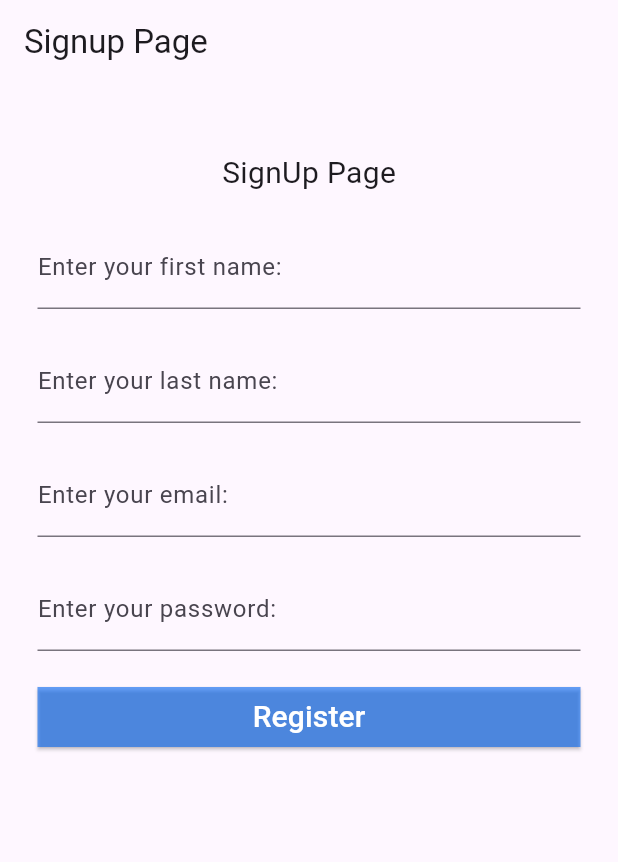
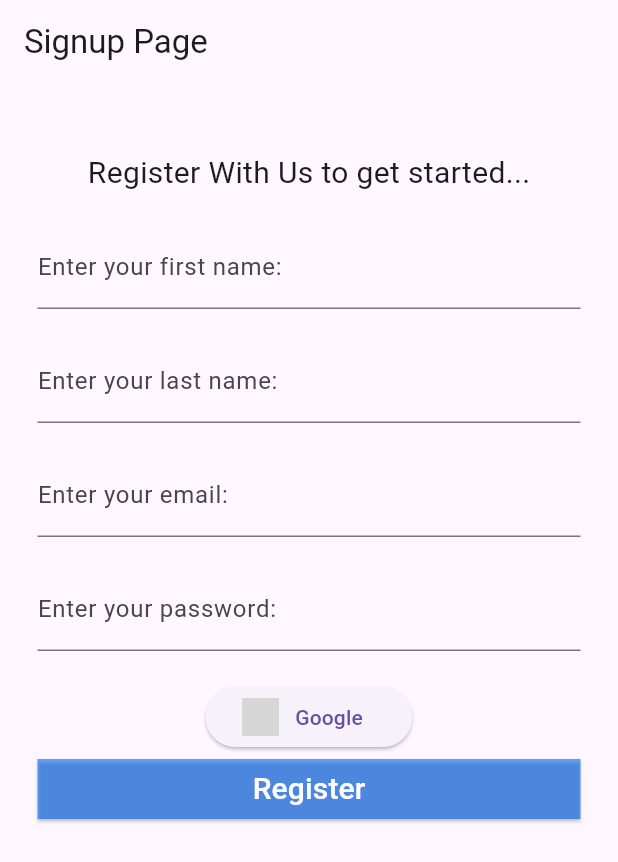
Before and after one commit to Sanidhya-Pundeer/Flutter, a Flutter app: the screen it shows after launch, after a tap on "New user sign up", on a phone screen of 412 x 824 dp. Shown: the top 862 px of the screen. Run offline on Flutter 3.47's test engine with Material 3 defaults, Android fonts, the phone set to English and light mode, and no system bars; network calls fail; grey boxes are pictures that could not be loaded.

Commit message:
google button

```diff
--- a/myapp/lib/main.dart
+++ b/myapp/lib/main.dart
@@ -79,7 +79,7 @@ class SignupPage extends StatelessWidget {
                   SizedBox(height: 20),
                   Center(
                       child: Text(
-                    'SignUp Page',
+                    'Register With Us to get started...',
                     style: TextStyle(fontSize: 20),
                   )),
                   SizedBox(height: 20),
@@ -102,6 +102,18 @@ class SignupPage extends StatelessWidget {
                   SizedBox(height: 20),
                   ElevatedButton(
                       onPressed: () => {},
+                      child: Container(
+                        child: Row(children: [
+                          Image.network(
+                            'https://cdn.iconscout.com/icon/free/png-256/free-google-1772223-1507807.png',
+                            height: 25,
+                          ),
+                          Text('   Google')
+                        ]),
+                        width: 90,
+                      )),
+                  ElevatedButton(
+                      onPressed: () => {},
                       style: ElevatedButton.styleFrom(
                           fixedSize: Size(400, 30),
                           shape: RoundedRectangleBorder(
```
